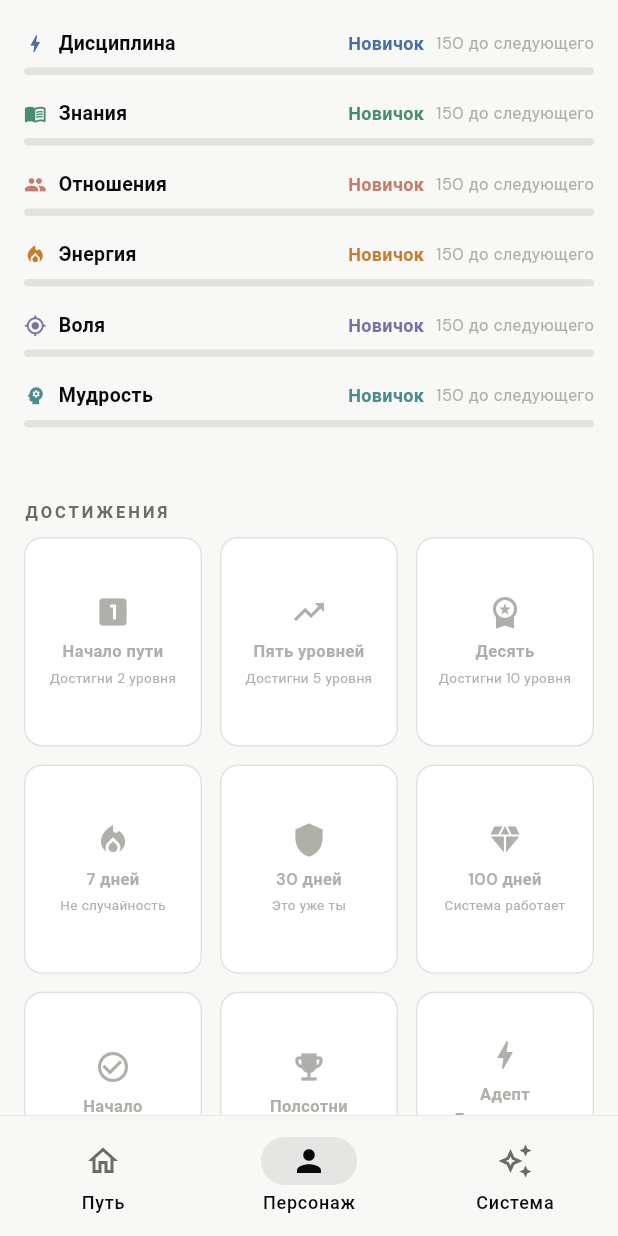
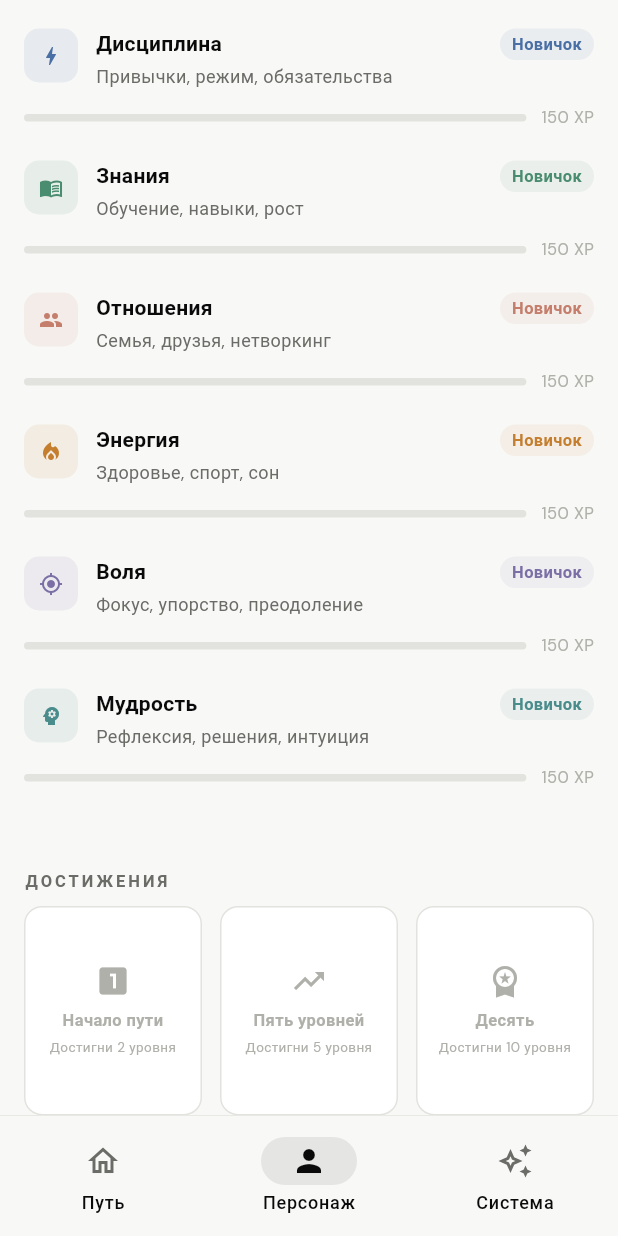
Before and after one commit to qqyuno/LEVL, a Flutter app: the CharacterPage screen opened by its route, scrolled down 576 dp, on a phone screen of 412 x 824 dp. Run offline on Flutter 3.47's test engine with Material 3 defaults, Android fonts, the phone set to English and light mode, and no system bars; our stand-ins replace flutter_dotenv, flutter_local_notifications, flutter_riverpod, flutter_svg, flutter_timezone, freezed_annotation and 9 more; accounts and stored records are empty; generated files the repository leaves out were written again; network calls fail; project files that could hold a hidden picture were left out.

Commit message:
feat: spheres redesign — descriptions + colored cards
- Each sphere now has a short description of what it covers in real life
- Onboarding sphere cards: colored icon badge + description + animated checkbox
- Character page stat bars: colored icon badge + description under label
- Rank pill replaces plain text, XP-to-next shown inline with progress bar

Co-Authored-By: Claude Sonnet 4.6 <noreply@anthropic.com>

```diff
--- a/levl/lib/features/character/presentation/screens/character_page.dart
+++ b/levl/lib/features/character/presentation/screens/character_page.dart
@@ -4,6 +4,7 @@ import 'package:google_fonts/google_fonts.dart';
 import '../../../../core/theme/app_colors.dart';
 import '../../../../shared/models/achievement_model.dart';
 import '../../../../shared/models/avatar_config.dart';
+import '../../../../shared/models/quest_model.dart';
 import '../../../../shared/models/user_model.dart';
 import '../../../../shared/widgets/avatar_widget.dart';
 import '../../../dashboard/presentation/providers/quest_provider.dart';
@@ -141,12 +142,12 @@ class CharacterPage extends ConsumerWidget {
                   padding: const EdgeInsets.fromLTRB(16, 24, 16, 0),
                   child: Column(
                     children: [
-                      _StatBar(label: 'Дисциплина', value: user.stats.discipline, color: AppColors.sphereDiscipline, icon: Icons.bolt),
-                      _StatBar(label: 'Знания',     value: user.stats.knowledge,  color: AppColors.sphereKnowledge,  icon: Icons.menu_book),
-                      _StatBar(label: 'Отношения',  value: user.stats.relations,  color: AppColors.sphereRelations,  icon: Icons.people),
-                      _StatBar(label: 'Энергия',    value: user.stats.energy,     color: AppColors.sphereEnergy,     icon: Icons.local_fire_department),
-                      _StatBar(label: 'Воля',       value: user.stats.will,       color: AppColors.sphereWill,       icon: Icons.my_location),
-                      _StatBar(label: 'Мудрость',   value: user.stats.wisdom,     color: AppColors.sphereWisdom,     icon: Icons.psychology),
+                      _StatBar(label: 'Дисциплина', description: QuestCategory.discipline.description, value: user.stats.discipline, color: AppColors.sphereDiscipline, icon: Icons.bolt),
+                      _StatBar(label: 'Знания',     description: QuestCategory.knowledge.description,  value: user.stats.knowledge,  color: AppColors.sphereKnowledge,  icon: Icons.menu_book),
+                      _StatBar(label: 'Отношения',  description: QuestCategory.relations.description,  value: user.stats.relations,  color: AppColors.sphereRelations,  icon: Icons.people),
+                      _StatBar(label: 'Энергия',    description: QuestCategory.energy.description,     value: user.stats.energy,     color: AppColors.sphereEnergy,     icon: Icons.local_fire_department),
+                      _StatBar(label: 'Воля',       description: QuestCategory.will.description,       value: user.stats.will,       color: AppColors.sphereWill,       icon: Icons.my_location),
+                      _StatBar(label: 'Мудрость',   description: QuestCategory.wisdom.description,     value: user.stats.wisdom,     color: AppColors.sphereWisdom,     icon: Icons.psychology),
                     ],
                   ),
                 ),
@@ -239,17 +240,16 @@ class CharacterPage extends ConsumerWidget {
   };
 }
 
-// --- Stat Bar ---
-// Shows sphere rank name, animated progress bar within current rank,
-// and XP remaining to next rank.
 class _StatBar extends StatelessWidget {
   final String label;
-  final int value; // accumulated sphere XP
+  final String description;
+  final int value;
   final Color color;
   final IconData icon;
 
   const _StatBar({
     required this.label,
+    required this.description,
     required this.value,
     required this.color,
     required this.icon,
@@ -263,43 +263,77 @@ class _StatBar extends StatelessWidget {
     final isMaxRank = toNext == 0;
 
     return Padding(
-      padding: const EdgeInsets.only(bottom: 16),
+      padding: const EdgeInsets.only(bottom: 20),
+      child: Column(
+        crossAxisAlignment: CrossAxisAlignment.start,
+        children: [
+          Row(
+            crossAxisAlignment: CrossAxisAlignment.start,
+            children: [
+              // Иконка-бейдж с цветом сферы
+              Container(
+                width: 36,
+                height: 36,
+                decoration: BoxDecoration(
+                  color: color.withValues(alpha: 0.1),
+                  borderRadius: BorderRadius.circular(10),
+                ),
+                child: Icon(icon, size: 16, color: color),
+              ),
+              const SizedBox(width: 12),
+              // Название + описание
+              Expanded(
                 child: Column(
                   crossAxisAlignment: CrossAxisAlignment.start,
                   children: [
                     Row(
                       children: [
-              Icon(icon, size: 15, color: color),
-              const SizedBox(width: 8),
                         Text(
                           label,
                           style: GoogleFonts.dmSans(
-                  fontSize: 13,
+                            fontSize: 14,
                             color: AppColors.textPrimary,
                             fontWeight: FontWeight.w600,
                           ),
                         ),
                         const Spacer(),
-              Text(
+                        Container(
+                          padding: const EdgeInsets.symmetric(horizontal: 8, vertical: 2),
+                          decoration: BoxDecoration(
+                            color: isMaxRank
+                                ? AppColors.gold.withValues(alpha: 0.1)
+                                : color.withValues(alpha: 0.08),
+                            borderRadius: BorderRadius.circular(20),
+                          ),
+                          child: Text(
                             rank,
                             style: GoogleFonts.dmSans(
-                  fontSize: 12,
+                              fontSize: 11,
                               fontWeight: FontWeight.w700,
                               color: isMaxRank ? AppColors.gold : color,
                             ),
                           ),
-              const SizedBox(width: 8),
+                        ),
+                      ],
+                    ),
+                    const SizedBox(height: 2),
                     Text(
-                isMaxRank ? 'Максимум' : '$toNext до следующего',
+                      description,
                       style: GoogleFonts.dmSans(
-                  fontSize: 11,
-                  color: AppColors.textDisabled,
+                        fontSize: 12,
+                        color: AppColors.textSecondary,
                       ),
                     ),
                   ],
                 ),
-          const SizedBox(height: 6),
-          TweenAnimationBuilder<double>(
+              ),
+            ],
+          ),
+          const SizedBox(height: 10),
+          Row(
+            children: [
+              Expanded(
+                child: TweenAnimationBuilder<double>(
                   tween: Tween(begin: 0.0, end: progress),
                   duration: const Duration(milliseconds: 700),
                   curve: Curves.easeOutCubic,
@@ -327,6 +361,18 @@ class _StatBar extends StatelessWidget {
                       ),
                     ],
                   ),
+                ),
+              ),
+              const SizedBox(width: 10),
+              Text(
+                isMaxRank ? '✦ Максимум' : '$toNext XP',
+                style: GoogleFonts.dmSans(
+                  fontSize: 11,
+                  color: isMaxRank ? AppColors.gold : AppColors.textDisabled,
+                  fontWeight: isMaxRank ? FontWeight.w600 : FontWeight.w400,
+                ),
+              ),
+            ],
           ),
         ],
       ),
--- a/levl/lib/features/onboarding/presentation/providers/onboarding_provider.dart
+++ b/levl/lib/features/onboarding/presentation/providers/onboarding_provider.dart
@@ -1,5 +1,6 @@
 import 'dart:convert';
 
+import 'package:flutter/material.dart';
 import 'package:riverpod_annotation/riverpod_annotation.dart';
 import '../../../../core/supabase/isar_service.dart';
 import '../../../../shared/models/user_model.dart';
@@ -12,16 +13,30 @@ class Sphere {
   final String key;
   final String label;
   final String icon;
+  final String description;
+  final Color color;
 
-  const Sphere(this.key, this.label, this.icon);
+  const Sphere(this.key, this.label, this.icon, this.description, this.color);
 
-  static const all = [
-    Sphere('discipline', 'Дисциплина', '⚡'),
-    Sphere('knowledge', 'Знания', '📚'),
-    Sphere('relations', 'Отношения', '🤝'),
-    Sphere('energy', 'Энергия', '🔥'),
-    Sphere('will', 'Воля', '🎯'),
-    Sphere('wisdom', 'Мудрость', '🧠'),
+  static final all = [
+    const Sphere('discipline', 'Дисциплина', '⚡',
+        'Привычки, режим, выполнение обязательств',
+        Color(0xFF4A6FA5)),
+    const Sphere('knowledge', 'Знания', '📚',
+        'Обучение, навыки, профессиональный рост',
+        Color(0xFF4A8C6F)),
+    const Sphere('relations', 'Отношения', '🤝',
+        'Семья, друзья, нетворкинг',
+        Color(0xFFC47E6B)),
+    const Sphere('energy', 'Энергия', '🔥',
+        'Здоровье, спорт, сон, питание',
+        Color(0xFFC47E2E)),
+    const Sphere('will', 'Воля', '🎯',
+        'Фокус, упорство, преодоление трудностей',
+        Color(0xFF7B6FA5)),
+    const Sphere('wisdom', 'Мудрость', '🧠',
+        'Рефлексия, решения, эмоциональный интеллект',
+        Color(0xFF4A8C8C)),
   ];
 }
 
--- a/levl/lib/shared/models/quest_model.dart
+++ b/levl/lib/shared/models/quest_model.dart
@@ -145,4 +145,13 @@ extension QuestCategoryVisual on QuestCategory {
     QuestCategory.will       => 'Воля',
     QuestCategory.wisdom     => 'Мудрость',
   };
+
+  String get description => switch (this) {
+    QuestCategory.discipline => 'Привычки, режим, обязательства',
+    QuestCategory.knowledge  => 'Обучение, навыки, рост',
+    QuestCategory.relations  => 'Семья, друзья, нетворкинг',
+    QuestCategory.energy     => 'Здоровье, спорт, сон',
+    QuestCategory.will       => 'Фокус, упорство, преодоление',
+    QuestCategory.wisdom     => 'Рефлексия, решения, интуиция',
+  };
 }
```
Also changed, not shown: levl/lib/features/onboarding/presentation/widgets/step_spheres.dart (+145 -54 lines). Lines whose indentation alone changed are shown as unchanged.
